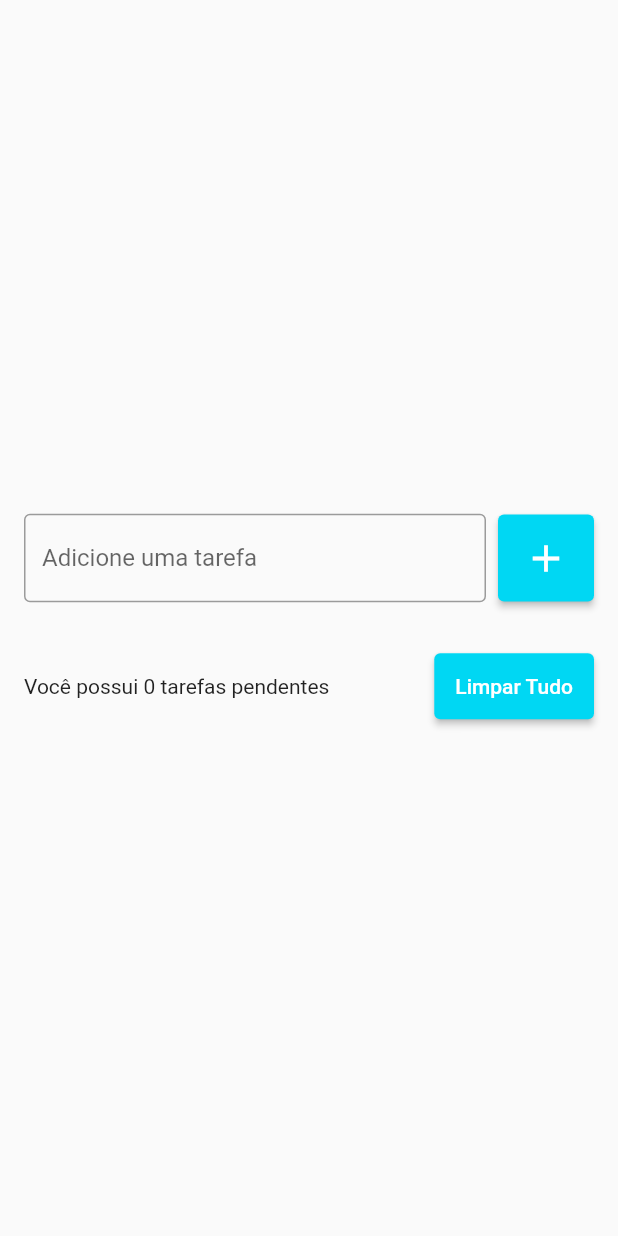
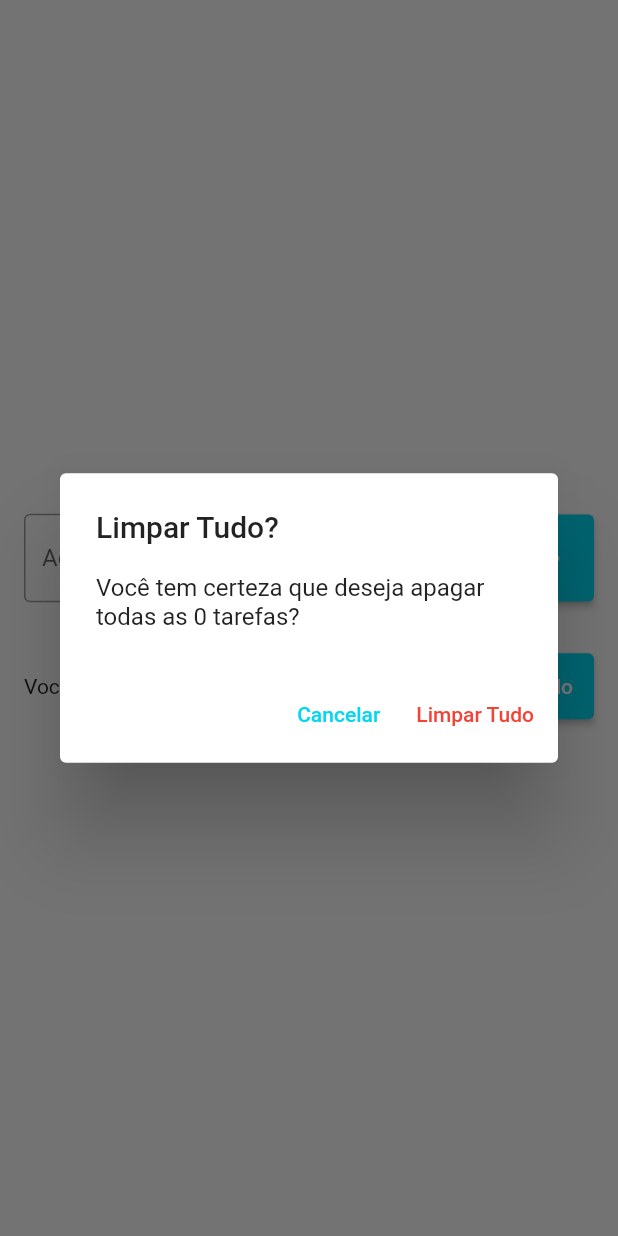
Before and after one commit to erasmofreitas/todo_list, a Flutter app: the screen it shows after launch, after a tap on "Limpar Tudo", on a phone screen of 412 x 824 dp. Run offline on Flutter 3.47's test engine with Material 2 defaults, Android fonts, the phone set to English and light mode, and no system bars; our stand-ins replace flutter_slidable.

Commit message:
deletando todas as tarefas

```diff
--- a/lib/pages/todo_list_page.dart
+++ b/lib/pages/todo_list_page.dart
@@ -12,6 +12,8 @@ class TodoListPage extends StatefulWidget {
 
 class _TodoListPageState extends State<TodoListPage> {
   List<Todo> todos = [];
+  Todo? deletedTodo;
+  int? deletedTodoPos;
 
   final TextEditingController todoController = TextEditingController();
 
@@ -89,7 +91,7 @@ class _TodoListPageState extends State<TodoListPage> {
                       width: 8,
                     ),
                     ElevatedButton(
-                      onPressed: () {},
+                      onPressed: showDeleteTodosConfirmationDialog,
                       style: ElevatedButton.styleFrom(
                         primary: Color(0xff00d7f3),
                         padding: EdgeInsets.all(14),
@@ -107,8 +109,72 @@ class _TodoListPageState extends State<TodoListPage> {
   }
 
   void onDelete(Todo todo) {
+    deletedTodo = todo;
+    deletedTodoPos = todos.indexOf(todo);
+
     setState(() {
       todos.remove(todo);
     });
+
+    ScaffoldMessenger.of(context).clearSnackBars();
+    ScaffoldMessenger.of(context).showSnackBar(
+      SnackBar(
+        content: Text(
+          'Tarefa ${todo.title} foi removida com sucesso!',
+          style: TextStyle(
+            color: Color(0xff060708),
+          ),
+        ),
+        backgroundColor: Colors.white,
+        action: SnackBarAction(
+          label: 'Desfazer',
+          textColor: const Color(0xff00d7f3),
+          onPressed: () {
+            setState(() {
+              todos.insert(deletedTodoPos!, deletedTodo!);
+            });
+          },
+        ),
+        duration: const Duration(seconds: 5),
+      ),
+    );
+  }
+
+  void showDeleteTodosConfirmationDialog() {
+    showDialog(
+      context: context,
+      builder: (context) => AlertDialog(
+        title: Text('Limpar Tudo?'),
+        content: Text(
+            'Você tem certeza que deseja apagar todas as ${todos.length} tarefas?'),
+        actions: [
+          TextButton(
+            onPressed: () {
+              Navigator.of(context).pop();
+            },
+            style: TextButton.styleFrom(
+              primary: Color(0xff00d7f3),
+            ),
+            child: Text('Cancelar'),
+          ),
+          TextButton(
+            onPressed: () {
+              Navigator.of(context).pop();
+              deleteAllTodos();
+            },
+            style: TextButton.styleFrom(
+              primary: Colors.red,
+            ),
+            child: Text('Limpar Tudo'),
+          ),
+        ],
+      ),
+    );
+  }
+
+  void deleteAllTodos() {
+    setState(() {
+      todos.clear();
+    });
   }
 }
```
